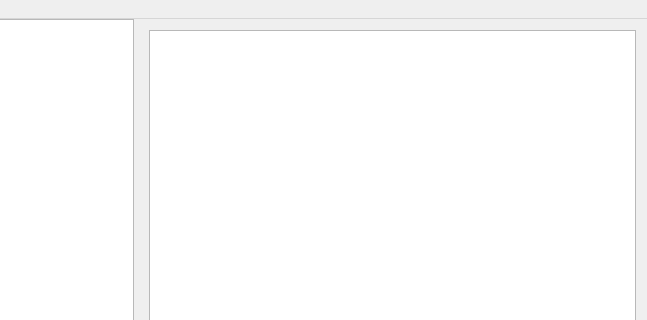
pinaraf/Slacken, file mainwindow.ui: the form before one commit; both pictures show x 335 to 982 and y 0 to 320 of the 982 by 660 pixel window.
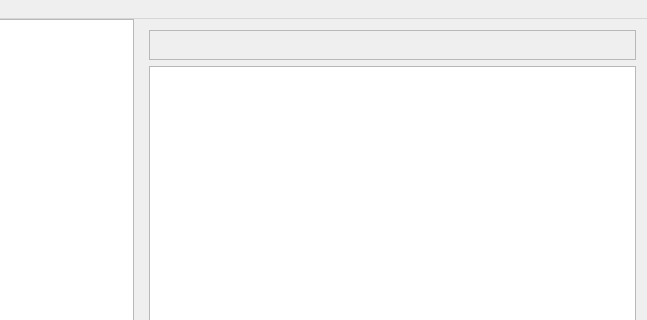
The form after the commit.

Commit message:
Add support for channel topic (read only)
close #3

Patch:
```diff
--- a/mainwindow.ui
+++ b/mainwindow.ui
@@ -41,7 +41,26 @@
        </property>
       </widget>
       <widget class="QWidget" name="">
-       <layout class="QVBoxLayout" name="verticalLayout_2">
+       <layout class="QVBoxLayout" name="verticalLayout">
+        <item>
+         <widget class="QTextBrowser" name="topicViewer">
+          <property name="enabled">
+           <bool>false</bool>
+          </property>
+          <property name="sizePolicy">
+           <sizepolicy hsizetype="Expanding" vsizetype="Minimum">
+            <horstretch>0</horstretch>
+            <verstretch>0</verstretch>
+           </sizepolicy>
+          </property>
+          <property name="maximumSize">
+           <size>
+            <width>16777215</width>
+            <height>30</height>
+           </size>
+          </property>
+         </widget>
+        </item>
         <item>
          <widget class="QTextBrowser" name="historyView">
           <property name="font">
```
Left out of the diff: 2 changed lines with no effect on the pictures. The commit also changes 3 other files.
